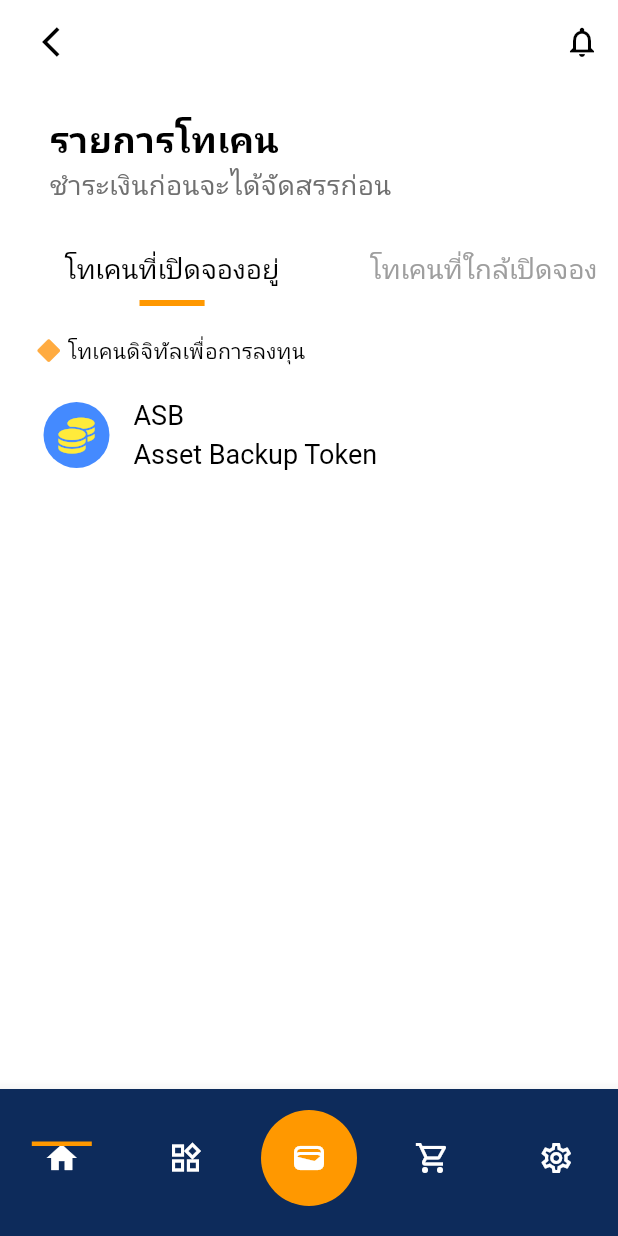
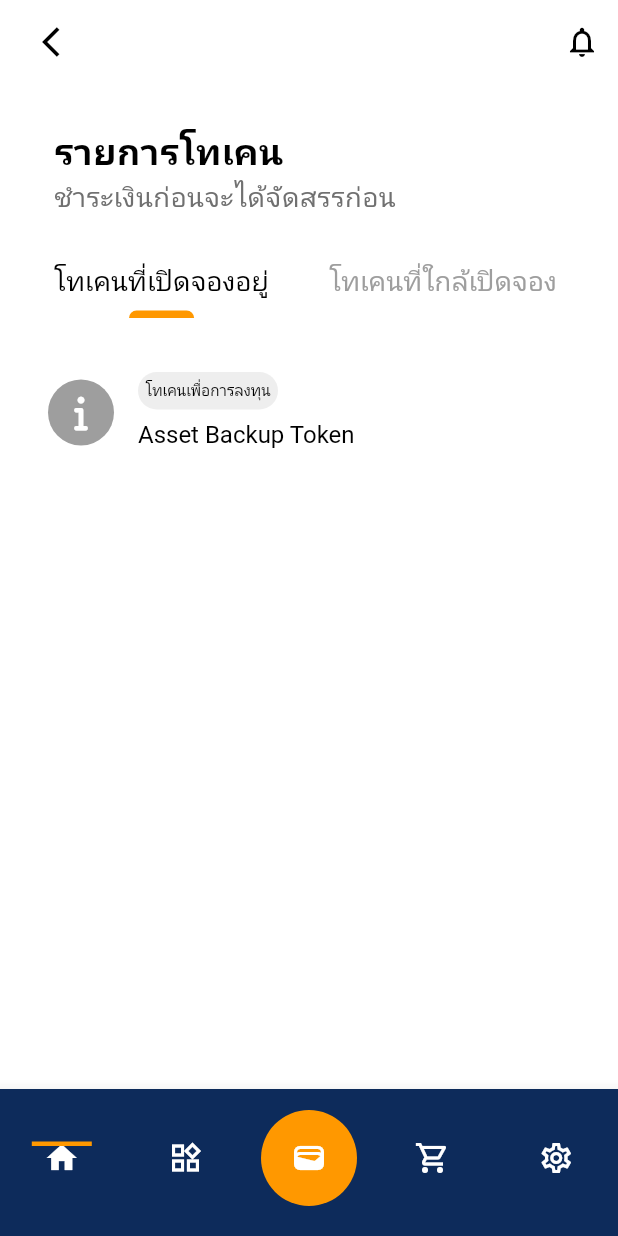
Before and after one commit to mskerz/versa_app_tutorial_cleanarch, a Flutter app: the TokenListScreen screen opened by its route, on a phone screen of 412 x 824 dp. Run offline on Flutter 3.47's test engine with Material 3 defaults, Android fonts, the phone set to English and light mode, and no system bars; our stand-ins replace auto_route, dio, equatable, flutter_riverpod, font_awesome_flutter, freezed_annotation and 3 more; accounts and stored records are empty; Roboto replaces fonts that are missing (Prompt).

Commit message:
add + fix : tabbar

```diff
--- a/analysis_options.yaml
+++ b/analysis_options.yaml
@@ -3,3 +3,4 @@ analyzer:
   errors:
     unused_element: ignore
     unnecessary_null_comparison: ignore
+    constant_identifier_names: ignore
--- a/lib/features/digital_token/presentation/screens/token_list_screen.dart
+++ b/lib/features/digital_token/presentation/screens/token_list_screen.dart
@@ -1,6 +1,7 @@
 import 'package:auto_route/auto_route.dart';
 import 'package:flutter/material.dart';
 import 'package:flutter_riverpod/flutter_riverpod.dart';
+import 'package:tab_indicator_styler/tab_indicator_styler.dart';
 import 'package:versa_app_tutorial_cleanarch/features/digital_token/presentation/providers/token_provider.dart';
 import 'package:versa_app_tutorial_cleanarch/features/home/presentation/widgets/bottom_navbar_bar.dart';
 import 'package:google_fonts/google_fonts.dart';
@@ -38,35 +39,43 @@ class _TokenListScreenState extends ConsumerState<TokenListScreen>
       (exception) => [],
       (tokens) => tokens,
     );
+
+    List<Widget> tabs = [
+      Tab(text: 'โทเคนที่เปิดจองอยู่'),
+      Tab(text: 'โทเคนที่ใกล้เปิดจอง'),
+      Tab(text: 'โทเคนที่ปิดจองแล้ว'),
+    ];
+
+    List<Widget> tabViews = [
+      buildTokenList(tokens, 'open'),
+      buildTokenList(tokens, 'coming'),
+      buildTokenList(tokens, 'closed'),
+    ];
+
     return Scaffold(
       appBar: AppBar(
         leading: Container(
-          margin: EdgeInsets.only(left: 20),
+          margin: const EdgeInsets.only(left: 20),
           child: IconButton(
               onPressed: () {
                 context.router.back();
               },
-             icon: Icon(Icons.arrow_back_ios)
-          ),
+              icon: const Icon(Icons.arrow_back_ios)),
         ),
         backgroundColor: Colors.white,
         actions: [
           IconButton(onPressed: () {}, icon: Icon(Icons.notifications_none)),
         ],
       ),
-      body: Padding(
-        padding: const EdgeInsets.only(left:10.0),
-        child: Container(
-          margin:EdgeInsets.only(left: 3),
+      body: Container(
+        margin: const EdgeInsets.symmetric(vertical: 8.0, horizontal: 16.0),
         child: Column(
           mainAxisAlignment: MainAxisAlignment.start,
           crossAxisAlignment: CrossAxisAlignment.start,
           children: [
             SizedBox(height: 20.0),
-
             Container(
               margin: EdgeInsets.only(left: 20),
-
               child: Text("รายการโทเคน",
                   style: GoogleFonts.prompt(
                     textStyle: TextStyle(
@@ -90,7 +99,6 @@ class _TokenListScreenState extends ConsumerState<TokenListScreen>
             ),
             SizedBox(height: 20.0),
             Container(
-                margin: EdgeInsets.only(left: 0),
               child: SingleChildScrollView(
                 scrollDirection: Axis.horizontal,
                 child: SizedBox(
@@ -98,17 +106,23 @@ class _TokenListScreenState extends ConsumerState<TokenListScreen>
                   child: TabBar(
                       controller: _tabController,
                       isScrollable: true,
-                            physics: NeverScrollableScrollPhysics(), // ป้องกันการเลื่อนไปซ้ายสุด,
+                      physics:
+                          const AlwaysScrollableScrollPhysics(), // ป้องกันการเลื่อนไปซ้ายสุด,
                       dividerHeight: 0,
                       labelColor: Colors.black,
                       tabAlignment: TabAlignment.start,
                       unselectedLabelColor: Colors.grey,
+
                       indicatorColor: Colors.orange,
                       labelPadding: EdgeInsets.symmetric(
-                          horizontal: 30.0), // เพิ่ม padding เพื่อขยายแท็บ
-                      indicator: UnderlineTabIndicator(
-                        borderSide: BorderSide(width: 4.0, color: Colors.orange),
-                        insets: EdgeInsets.symmetric(horizontal: 50.0),
+                          horizontal: 20), // เพิ่ม padding เพื่อขยายแท็บ
+                      indicator: MaterialIndicator(
+                        color: Colors.orange,
+                        height: 5,
+                        topLeftRadius: 8,
+                        topRightRadius: 8,
+                        horizontalPadding: 50,
+                        tabPosition: TabPosition.bottom,
                       ),
                       labelStyle: GoogleFonts.prompt(
                         textStyle: TextStyle(fontSize: 18.0),
@@ -117,14 +131,10 @@ class _TokenListScreenState extends ConsumerState<TokenListScreen>
                         ref
                             .read(selectedTabIndexProvider.notifier)
                             .changeTab(index);
+
                         print("current index : $selectIndexTab");
                       },
-                      tabs: [
-                        Container(child: Tab(text: 'โทเคนที่เปิดจองอยู่')),
-                        Container(child: Tab(text: 'โทเคนที่ใกล้เปิดจอง')),
-                        Container(child: Tab(text: 'โทเคนที่ปิดจองแล้ว')),
-                      ],
-                    ),
+                      tabs: tabs),
                 ),
               ),
             ),
@@ -132,17 +142,9 @@ class _TokenListScreenState extends ConsumerState<TokenListScreen>
               height: 20,
             ),
             Expanded(
-                child: TabBarView(
-                  controller: _tabController,
-                  children: [
-                    buildTokenList(tokens, 'open'),
-                    buildTokenList(tokens, 'coming'),
-                    buildTokenList(tokens, 'closed'),
-                  ],
-                ),
+              child: TabBarView(controller: _tabController, children: tabViews),
             ),
           ],
-          ),
         ),
       ),
       bottomNavigationBar: BottomNavBar(),
--- a/lib/features/digital_token/presentation/widgets/tab_build.dart
+++ b/lib/features/digital_token/presentation/widgets/tab_build.dart
@@ -35,47 +35,53 @@ Widget buildTokenList(List<Token> tokens, String status) {
     itemCount: filtered.length,
     itemBuilder: (context, index) {
       final token = filtered[index];
-      return Column(
-        children: [
-          Container(
-            margin: EdgeInsets.only(left: 12),
-            child: Row(
-              children: [Icon(FontAwesomeIcons.diamond,size: 15,color: Colors.orangeAccent,),SizedBox(width: 5,),Text(token.tokenType =="investment"?'โทเคนดิจิทัลเพื่อการลงทุน':'โทเคนดิจิทัลเพื่อการใช้ประโยชน์')],
-            ),
-          ),
-          SizedBox(height: 10,),
-          ListTile(
+      return Container(
+        margin: const EdgeInsets.symmetric(vertical: 8.0, horizontal: 16.0),
+        child: ListTile(
+          contentPadding: EdgeInsets.zero,
+          onTap: () {
+            print(token.name);
+          },
           leading: Container(
               padding: EdgeInsets.all(10),
               decoration: BoxDecoration(
+                  borderRadius: BorderRadius.circular(30), color: Colors.grey),
+              child: const Icon(
+                FontAwesomeIcons.info,
+                color: Colors.white,
+              )),
+          title: Stack(
+            children: [
+              Container(
+                padding: EdgeInsets.all(5),
+                decoration: BoxDecoration(
                   borderRadius: BorderRadius.circular(30),
-
-                        color: Colors.blueAccent
+                  color: Colors.grey[200],
                 ),
-                      child: const Icon(
-                            FontAwesomeIcons.coins,
-                            color: Colors.yellow,
-                            )),
-            title: Text(token.symbol,style: CustomText(),),
-            subtitle: Text(token.name,style: CustomText()),
-            onTap: () {
-              print(token.name);
-            },
+                child: Text(
+                    token.tokenType == "investment"
+                        ? 'โทเคนเพื่อการลงทุน'
+                        : 'โทเคนเพื่อการใช้ประโยชน์',
+                    style: CustomText(fontSize: 10)),
               ),
+              Container(
+                  margin: const EdgeInsets.only(top: 30),
+                  child: Text(token.name, style: CustomText(fontSize: 16))),
             ],
+          ),
+        ),
       );
     },
   );
 }
 
-
-
 TextStyle CustomText({
-  double fontSize = 18.0,  // กำหนดค่าเริ่มต้นเป็น 14.0
-  Color color = Colors.black,  // กำหนดค่าเริ่มต้นเป็นสีดำ
-  FontWeight fontWeight = FontWeight.normal,  // กำหนดค่าเริ่มต้นเป็นปกติ
-  TextDecoration decoration = TextDecoration.none,  // กำหนดค่าเริ่มต้นเป็นไม่มีขีดเส้นใต้
-  double letterSpacing = 0.0,  // กำหนดค่าเริ่มต้นเป็น 0.0
+  double fontSize = 18.0, // กำหนดค่าเริ่มต้นเป็น 14.0
+  Color color = Colors.black, // กำหนดค่าเริ่มต้นเป็นสีดำ
+  FontWeight fontWeight = FontWeight.normal, // กำหนดค่าเริ่มต้นเป็นปกติ
+  TextDecoration decoration =
+      TextDecoration.none, // กำหนดค่าเริ่มต้นเป็นไม่มีขีดเส้นใต้
+  double letterSpacing = 0.0, // กำหนดค่าเริ่มต้นเป็น 0.0
 }) {
   return GoogleFonts.prompt(
     fontSize: fontSize,
--- a/lib/features/home/presentation/widgets/bottom_navbar_bar.dart
+++ b/lib/features/home/presentation/widgets/bottom_navbar_bar.dart
@@ -15,22 +15,27 @@ class BottomNavBar extends ConsumerWidget {
         {required int index,
         required IconData selectedIcon,
         required IconData unselectedIcon}) {
-      return Icon(transionNavigator.index == index ? selectedIcon : unselectedIcon);
+      return Icon(
+          transionNavigator.index == index ? selectedIcon : unselectedIcon);
     }
 
     // Update the navigation behavior when the tab is tapped
     void _onTabTapped(int index) {
       switch (index) {
         case 0:
-          AutoRouter.of(context).pushAndPopUntil(HomeRoute(), predicate: (_) => false);
+          AutoRouter.of(context)
+              .pushAndPopUntil(HomeRoute(), predicate: (_) => false);
           break;
         case 1:
-          AutoRouter.of(context).pushAndPopUntil(TokenRoute(), predicate: (_) => false);
+          AutoRouter.of(context)
+              .pushAndPopUntil(TokenRoute(), predicate: (_) => false);
           break;
         default:
           break;
       }
-      ref.read(transitionProvider.notifier).transitionTo(index); // Update the index for the transition indicator
+      ref
+          .read(transitionProvider.notifier)
+          .transitionTo(index); // Update the index for the transition indicator
     }
 
     // List of pages to navigate to
@@ -62,8 +67,8 @@ class BottomNavBar extends ConsumerWidget {
             BottomNavigationBarItem(
               icon: _getIcon(
                 index: 1,
-                selectedIcon: Icons.widgets,
-                unselectedIcon: Icons.widgets_outlined,
+                selectedIcon: Icons.now_widgets,
+                unselectedIcon: Icons.now_widgets_outlined,
               ),
               label: "Token List",
             ),
@@ -99,9 +104,7 @@ class BottomNavBar extends ConsumerWidget {
               label: "Settings",
             ),
           ],
-          onTap:  _onTabTapped, // Handle tab tap action
-
-
+          onTap: _onTabTapped, // Handle tab tap action
         ),
         Positioned(
           bottom: 60, // เพิ่มระยะห่างจากด้านล่าง
--- a/pubspec.yaml
+++ b/pubspec.yaml
@@ -19,6 +19,7 @@ dependencies:
   shared_preferences: ^2.3.3
   json_annotation: ^4.9.0
   font_awesome_flutter: ^10.8.0
+  tab_indicator_styler: ^2.0.0
 
 dev_dependencies:
   flutter_test:
```
Also changed, not shown: pubspec.lock. Lines whose indentation alone changed are shown as unchanged.
